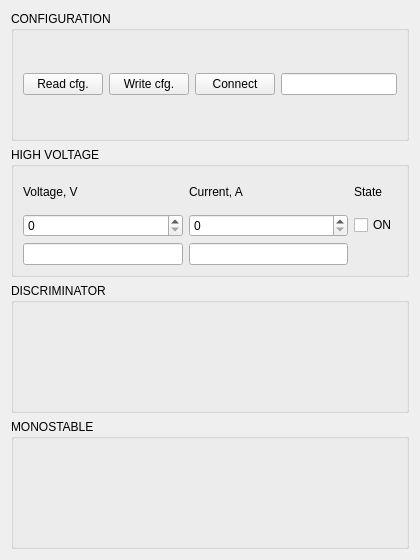
The window that projects/muoscope/client/muoscope.ui (pavel-demin/giga-zee-notes) describes before a commit, drawn with Qt 5.
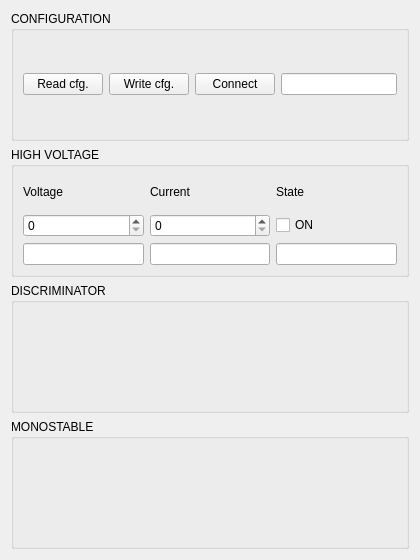
The same window after the commit.

Commit message: add hv control to muoscope

Patch:
```diff
--- a/projects/muoscope/client/muoscope.ui
+++ b/projects/muoscope/client/muoscope.ui
@@ -62,12 +62,16 @@
       <item row="0" column="0">
        <widget class="QLabel" name="voltageLabel">
         <property name="text">
-         <string>Voltage, V</string>
+         <string>Voltage</string>
         </property>
        </widget>
       </item>
       <item row="1" column="0">
-       <widget class="QSpinBox" name="voltageValue"/>
+       <widget class="QSpinBox" name="voltageValue">
+        <property name="maximum">
+         <number>4095</number>
+        </property>
+       </widget>
       </item>
       <item row="2" column="0">
        <widget class="QLineEdit" name="voltageFeedback">
@@ -79,12 +83,16 @@
       <item row="0" column="1">
        <widget class="QLabel" name="currentLabel">
         <property name="text">
-         <string>Current, A</string>
+         <string>Current</string>
         </property>
        </widget>
       </item>
       <item row="1" column="1">
-       <widget class="QSpinBox" name="currentValue"/>
+       <widget class="QSpinBox" name="currentValue">
+        <property name="maximum">
+         <number>4095</number>
+        </property>
+       </widget>
       </item>
       <item row="2" column="1">
        <widget class="QLineEdit" name="currentFeedback">
@@ -107,6 +115,13 @@
         </property>
        </widget>
       </item>
+      <item row="2" column="2">
+       <widget class="QLineEdit" name="stateFeedback">
+        <property name="readOnly">
+         <bool>true</bool>
+        </property>
+       </widget>
+      </item>
      </layout>
     </widget>
    </item>
```
The commit also changes 2 other files.
